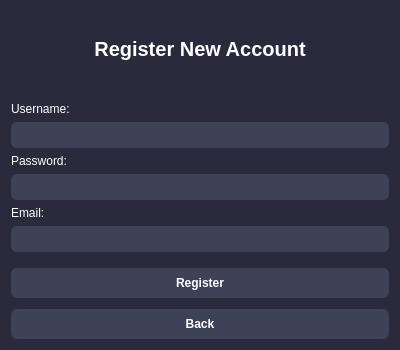
The window that accsys/registerwindow.ui (fiorigzg/qt-trading-bot-analyzer) describes before a commit, drawn with Qt 5.
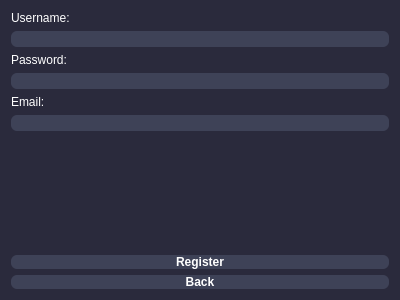
The same window after the commit.

What changed in the file:
```diff
--- a/accsys/registerwindow.ui
+++ b/accsys/registerwindow.ui
@@ -7,7 +7,7 @@
     <x>0</x>
     <y>0</y>
     <width>400</width>
-    <height>350</height>
+    <height>300</height>
    </rect>
   </property>
   <property name="sizePolicy">
@@ -25,21 +25,6 @@
 color: white;</string>
   </property>
   <layout class="QVBoxLayout" name="verticalLayout">
-   <item>
-    <widget class="QLabel" name="headerLabel">
-     <property name="text">
-      <string>Register New Account</string>
-     </property>
-     <property name="alignment">
-      <set>Qt::AlignCenter</set>
-     </property>
-     <property name="styleSheet">
-      <string notr="true">font-size: 20px;
-font-weight: bold;
-margin-bottom: 10px;</string>
-     </property>
-    </widget>
-   </item>
    <item>
     <layout class="QFormLayout" name="formLayout">
      <property name="fieldGrowthPolicy">
@@ -62,8 +47,7 @@
 border-radius: 6px;
 background-color: #3E4257;
 font-weight: 600;
-color: white;
-padding: 5px;</string>
+color: white;</string>
        </property>
       </widget>
      </item>
@@ -81,8 +65,7 @@
 border-radius: 6px;
 background-color: #3E4257;
 font-weight: 600;
-color: white;
-padding: 5px;</string>
+color: white;</string>
        </property>
        <property name="echoMode">
         <enum>QLineEdit::Password</enum>
@@ -103,8 +86,7 @@
 border-radius: 6px;
 background-color: #3E4257;
 font-weight: 600;
-color: white;
-padding: 5px;</string>
+color: white;</string>
        </property>
       </widget>
      </item>
@@ -116,9 +98,7 @@
       <string notr="true">border-style: solid;
 border-radius: 6px;
 background-color: #3E4257;
-font-weight: 600;
-padding: 8px;
-margin-top: 10px;</string>
+font-weight: 600;</string>
      </property>
      <property name="text">
       <string>Register</string>
@@ -131,9 +111,7 @@
       <string notr="true">border-style: solid;
 border-radius: 6px;
 background-color: #3E4257;
-font-weight: 600;
-padding: 8px;
-margin-top: 5px;</string>
+font-weight: 600;</string>
      </property>
      <property name="text">
       <string>Back</string>
```
